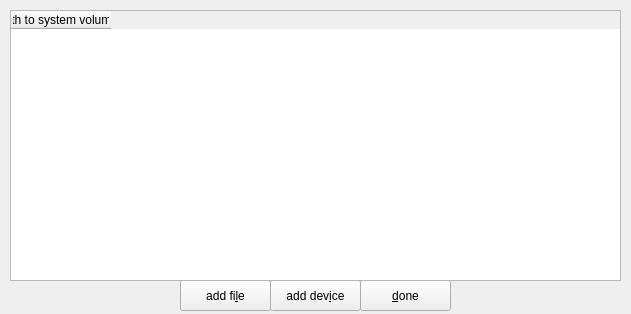
The window that zuluCrypt-gui/managesystemvolumes.ui (mhogomchungu/zuluCrypt) describes before a commit, drawn with Qt 5.
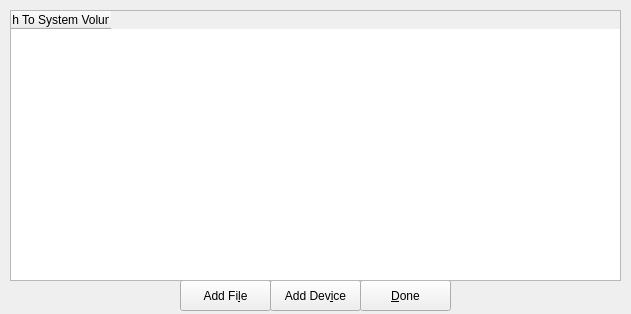
The same window after the commit.

The edit to the form file:
```diff
--- a/zuluCrypt-gui/managesystemvolumes.ui
+++ b/zuluCrypt-gui/managesystemvolumes.ui
@@ -29,7 +29,7 @@
     </rect>
    </property>
    <property name="text">
-    <string>&amp;done</string>
+    <string>&amp;Done</string>
    </property>
    <property name="autoDefault">
     <bool>false</bool>
@@ -48,7 +48,7 @@
     </rect>
    </property>
    <property name="text">
-    <string>add fi&amp;le</string>
+    <string>Add Fi&amp;le</string>
    </property>
    <property name="autoDefault">
     <bool>false</bool>
@@ -67,7 +67,7 @@
     </rect>
    </property>
    <property name="text">
-    <string>add dev&amp;ice</string>
+    <string>Add Dev&amp;ice</string>
    </property>
    <property name="autoDefault">
     <bool>false</bool>
@@ -105,7 +105,7 @@
    </property>
    <column>
     <property name="text">
-     <string>path to system volumes</string>
+     <string>Path To System Volumes</string>
     </property>
    </column>
   </widget>
```
